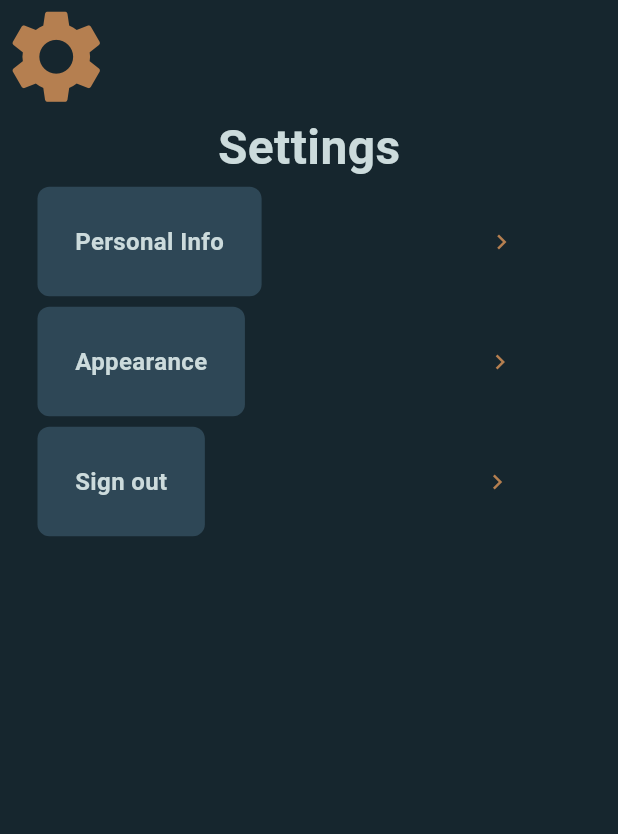
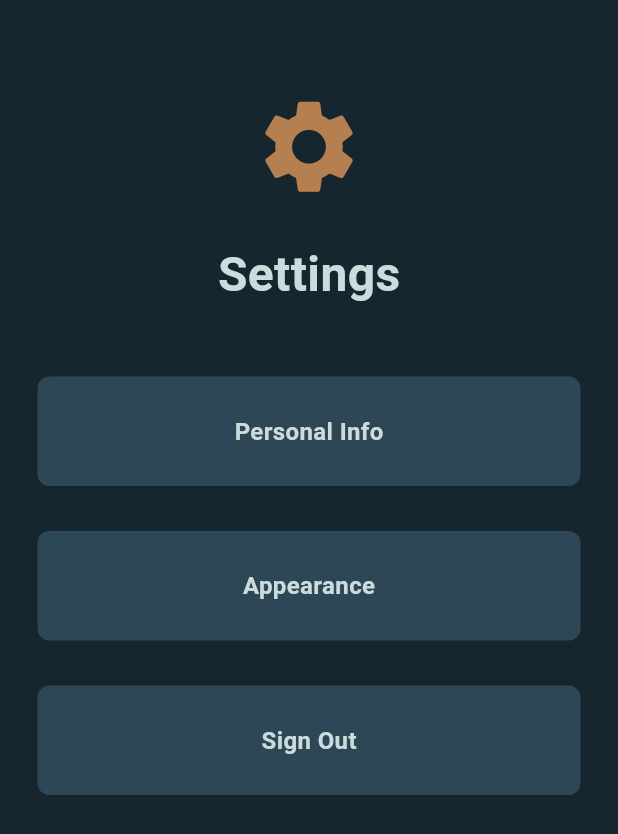
Before and after one commit to jakeroman/empire, a Flutter app: the SettingsPage screen opened directly, on a phone screen of 412 x 824 dp. Shown: the top 834 px of the screen. Run offline on Flutter 3.47's test engine with Material 3 defaults, Android fonts, the phone set to English and light mode, and no system bars; our stand-ins replace cloud_firestore, firebase_auth, firebase_core, flutter_spinkit, pedometer; missing offline and left inert: bottom_picker; accounts and stored records are empty.

Commit message:
redesigned look of settings page

```diff
--- a/lib/pages/settings_page.dart
+++ b/lib/pages/settings_page.dart
@@ -49,19 +49,15 @@ class _SettingsPageState extends State<SettingsPage> {
             crossAxisAlignment: CrossAxisAlignment.center,
             mainAxisAlignment: MainAxisAlignment.center,
             children: [
-              const Row(
-                mainAxisAlignment: MainAxisAlignment.start,
-                children: [
-                  SizedBox(height: 50),
+              const SizedBox(height: 60),
 
-                  // Settings icon
-                  Icon(
+              const Icon(
                 Icons.settings,
                 size: 75,
                 color: AppColors.gold,
               ),
-                ]
-              ),
+
+              const SizedBox(height: 25),
 
               const Text(
                 'Settings',
@@ -72,93 +68,27 @@ class _SettingsPageState extends State<SettingsPage> {
                 ),
               ),
 
-              // personal info setting
-              Row(
-                mainAxisAlignment: MainAxisAlignment.start,
-                children: [
-                  const SizedBox(height: 80),
+              const SizedBox(height: 45),
 
               Button(
-                    text: "Personal Info",
+                text:'Personal Info',
                 onTap: personalInfo,
               ),
 
-                  const SizedBox(width: 80),
-
-                  const Padding(
-                    padding: EdgeInsets.symmetric(horizontal: 45.0),
-                    child: Row(
-                      mainAxisAlignment: MainAxisAlignment.end,
-                      children: [
-                        Icon(
-                          Icons.chevron_right,
-                          size: 20,
-                          color: AppColors.gold,
-                        ),
-                      ],
-                    ),
-                  ),
-                ],
-              ),
-
-              // appearance setting
-              Row(
-                mainAxisAlignment: MainAxisAlignment.start,
-                children: [
-                  const SizedBox(height: 80),
+              const SizedBox(height: 30),
 
               Button(
-                    text: "Appearance",
+                text:'Appearance',
                 onTap: appearance,
               ),
 
-                  const SizedBox(width: 90),
+              const SizedBox(height: 30),
 
-                  const Padding(
-                    padding: EdgeInsets.symmetric(horizontal: 45.0),
-                    child: Row(
-                      mainAxisAlignment: MainAxisAlignment.end,
-                      children: [
-                        Icon(
-                          Icons.chevron_right,
-                          size: 20,
-                          color: AppColors.gold,
+              Button(
+                text:'Sign Out',
+                onTap: signOut,
               ),
             ],
-                    ),
-                  ),
-                ],
-              ),
-
-              // sign out setting
-              Row(
-                mainAxisAlignment: MainAxisAlignment.start,
-                children: [
-                  const SizedBox(height: 80),
-
-                  Button(
-                    text: "Sign out",
-                    onTap: signOut,
-                  ),
-
-                  const SizedBox(width: 115),
-
-                  const Padding(
-                    padding: EdgeInsets.symmetric(horizontal: 45.0),
-                    child: Row(
-                      mainAxisAlignment: MainAxisAlignment.end,
-                      children: [
-                        Icon(
-                          Icons.chevron_right,
-                          size: 20,
-                          color: AppColors.gold,
-                        ),
-                      ],
-                    ),
-                  ),
-                ],
-              ),
-            ]
           ),
         ),
       ),
```
Lines whose indentation alone changed are shown as unchanged.
